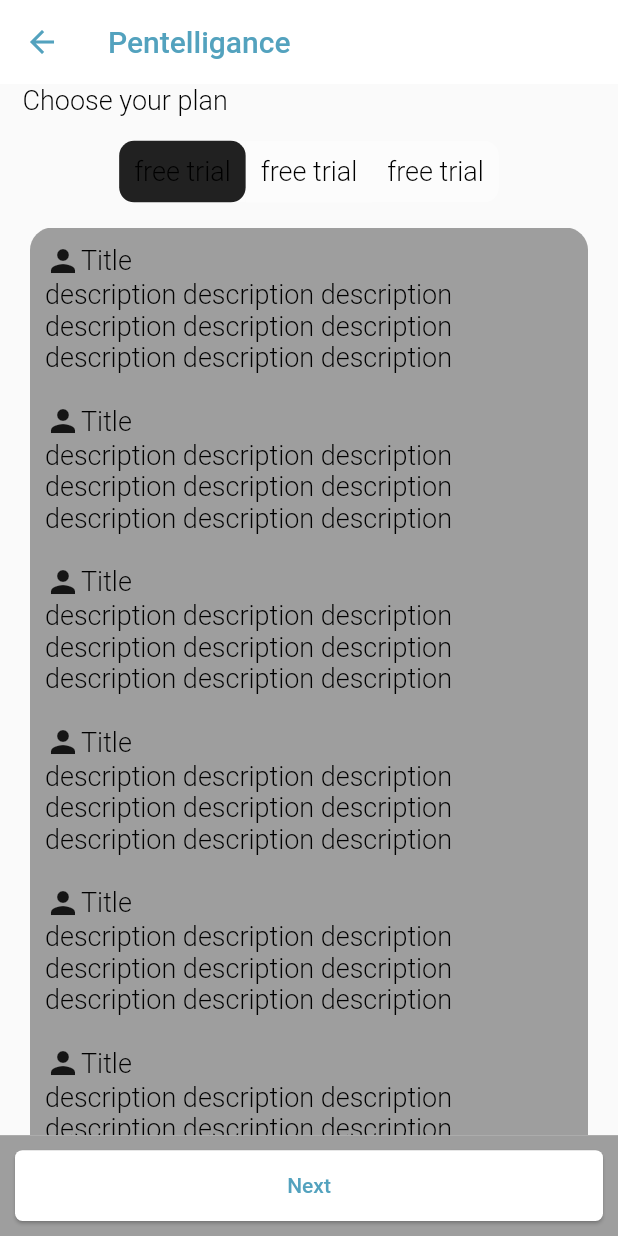
After one commit to yazanash/Pentell, a Flutter app: the PlansPage screen opened directly, on a phone screen of 412 x 824 dp. The commit adds this screen. Run offline on Flutter 3.47's test engine with Material 2 defaults, Android fonts, the phone set to English and light mode, and no system bars; our stand-ins replace dartz, equatable, flutter_rating_bar, get_it, hive, hive_flutter and 3 more; missing offline and left inert: dart:ffi; accounts and stored records are empty.

Commit message:
plansPage & tag widget

```diff
--- a/lib/core/utilities/plan_widget.dart
+++ b/lib/core/utilities/plan_widget.dart
@@ -3,49 +3,37 @@ import 'package:flutter/material.dart';
 class PlanWidget extends StatelessWidget {
   const PlanWidget({
     Key? key,
-    required this.planName,
-    required this.planDetails,
-    required this.isSelected,
-    required this.onChanged,
+    required this.isLeft,
+    required this.isRight,
+    required this.title,
+    required this.isSeelected,
+    required this.onPressed,
   }) : super(key: key);
-  final String planName, planDetails;
-  final bool isSelected;
-  final VoidCallback onChanged;
+  final bool isLeft, isRight;
+  final String title;
+  final bool isSeelected;
+  final VoidCallback onPressed;
 
   @override
   Widget build(BuildContext context) {
-    return SizedBox(
-      width: 200,
-      child: Card(
-        shape: isSelected
-            ? RoundedRectangleBorder(
-                borderRadius: BorderRadius.circular(15),
-                side: BorderSide(color: Colors.blue))
-            : null,
-        child: Column(
-          children: [
-            Row(
-              children: [
-                Radio(
-                  value: isSelected,
-                  groupValue: true,
-                  onChanged: (val) => onChanged(),
-                ),
-              ],
-            ),
-            Column(
-              children: [
-                Text(
-                  'planName',
-                  style: TextStyle(fontSize: 20, fontWeight: FontWeight.bold),
-                ),
-                Text(
-                  'planDetails',
-                  style: TextStyle(),
-                ),
-              ],
-            ),
-          ],
+    return Material(
+      borderRadius: BorderRadius.horizontal(
+          left: isLeft ? Radius.circular(10) : Radius.zero,
+          right: isRight ? Radius.circular(10) : Radius.zero),
+      color: Colors.white38,
+      child: InkWell(
+        borderRadius: BorderRadius.horizontal(
+          left: isLeft ? Radius.circular(10) : Radius.zero,
+          right: isRight ? Radius.circular(10) : Radius.zero,
+        ),
+        onTap: onPressed,
+        child: Container(
+          decoration: BoxDecoration(
+            color: isSeelected ? Colors.grey.shade900 : null,
+            borderRadius: BorderRadius.circular(10),
+          ),
+          padding: EdgeInsets.all(10),
+          child: Text(title),
         ),
       ),
     );
--- a/lib/core/utilities/poll_option.dart
+++ b/lib/core/utilities/poll_option.dart
@@ -3,13 +3,13 @@ import 'package:flutter/material.dart';
 class PollOption extends StatelessWidget {
   const PollOption({
     Key? key,
-    required this.isEnabled,
+    required this.isDisabled,
     required this.hasVoted,
     required this.optionTitle,
     required this.votePercent,
     this.onSelect,
   }) : super(key: key);
-  final bool isEnabled, hasVoted;
+  final bool isDisabled, hasVoted;
   final double? votePercent;
   final String optionTitle;
   final void Function(bool?)? onSelect;
@@ -25,7 +25,7 @@ class PollOption extends StatelessWidget {
             Text('option title'),
           ],
         ),
-        if (isEnabled)
+        if (isDisabled)
           Row(
             children: [
               Expanded(
--- a/lib/core/utilities/poll_widget.dart
+++ b/lib/core/utilities/poll_widget.dart
@@ -38,13 +38,11 @@ class PollWidget extends StatelessWidget {
           ),
           for (var i in pollModel.options.keys)
             PollOption(
-              isEnabled: pollModel.selectedOption != null ? false : true,
+              isDisabled: pollModel.selectedOption != null ? false : true,
               hasVoted: pollModel.selectedOption == i,
               optionTitle: pollModel.options[i].toString(),
               votePercent: 0,
-              onSelect:pollModel.selectedOption ==null? (newVal){
-
-              }:null,
+              onSelect: pollModel.selectedOption == null ? (newVal) {} : null,
             ),
         ],
       ),
--- a/lib/core/utilities/splash.dart
+++ b/lib/core/utilities/splash.dart
@@ -1,12 +1,8 @@
 import 'package:flutter/material.dart';
 import 'package:hive/hive.dart';
-import 'package:pentelligence/core/utilities/profile_image.dart';
 import 'package:pentelligence/features/auth/views/pages/authpage.dart';
-import 'package:pentelligence/features/connections/views/widgets/dashboard_btn.dart';
-import 'package:pentelligence/features/connections/views/widgets/profile_header.dart';
 import 'package:pentelligence/homePage.dart';
 
-import '../../features/connections/views/widgets/lobby_card.dart';
 
 class SplashWidget extends StatelessWidget {
   const SplashWidget({Key? key, required this.userBox}) : super(key: key);
--- /dev/null
+++ b/lib/features/auth/views/pages/plans_page.dart
@@ -0,0 +1,121 @@
+import 'package:flutter/material.dart';
+import 'package:pentelligence/core/utilities/plan_widget.dart';
+import 'package:pentelligence/core/utilities/tag_widget.dart';
+import 'package:pentelligence/features/auth/views/widgets/plan_description.dart';
+
+class PlansPage extends StatelessWidget {
+  const PlansPage({Key? key}) : super(key: key);
+
+  @override
+  Widget build(BuildContext context) {
+    return Scaffold(
+      appBar: AppBar(title: const Text('Pentelligance')),
+      body: Column(
+        crossAxisAlignment: CrossAxisAlignment.start,
+        children: [
+          Padding(
+            padding: const EdgeInsets.only(left: 15.0),
+            child: Text('Choose your plan'),
+          ),
+          Expanded(
+            flex: 1,
+            child: Row(
+              mainAxisAlignment: MainAxisAlignment.center,
+              children: [
+                for (int i = 0; i < 3; i++)
+                  PlanWidget(
+                    title: 'free trial',
+                    isSeelected: i == 0,
+                    onPressed: () {},
+                    isLeft: i == 0,
+                    isRight: i == 2,
+                  ),
+              ],
+            ),
+          ),
+          Expanded(
+            flex: 9,
+            child: Column(
+              children: [
+                Expanded(
+                  flex: 9,
+                  child: SingleChildScrollView(
+                    padding: EdgeInsets.only(left: 20, right: 20),
+                    child: Container(
+                      decoration: BoxDecoration(
+                        color: Colors.grey,
+                        borderRadius:
+                            BorderRadius.vertical(top: Radius.circular(15)),
+                      ),
+                      child: Column(
+                        children: [
+                          PlanDescription(
+                            leading: Icon(Icons.person),
+                            title: Text('Title'),
+                            description: Text(
+                                'description description description description description description description description description'),
+                          ),
+                          PlanDescription(
+                            leading: Icon(Icons.person),
+                            title: Text('Title'),
+                            description: Text(
+                                'description description description description description description description description description'),
+                          ),
+                          PlanDescription(
+                            leading: Icon(Icons.person),
+                            title: Text('Title'),
+                            description: Text(
+                                'description description description description description description description description description'),
+                          ),
+                          PlanDescription(
+                            leading: Icon(Icons.person),
+                            title: Text('Title'),
+                            description: Text(
+                                'description description description description description description description description description'),
+                          ),
+                          PlanDescription(
+                            leading: Icon(Icons.person),
+                            title: Text('Title'),
+                            description: Text(
+                                'description description description description description description description description description'),
+                          ),
+                          PlanDescription(
+                            leading: Icon(Icons.person),
+                            title: Text('Title'),
+                            description: Text(
+                                'description description description description description description description description description'),
+                          ),
+                          PlanDescription(
+                            leading: Icon(Icons.person),
+                            title: Text('Title'),
+                            description: Text(
+                                'description description description description description description description description description'),
+                          ),
+                        ],
+                      ),
+                    ),
+                  ),
+                ),
+                Expanded(
+                  child: Container(
+                    width: double.infinity,
+                    padding: EdgeInsets.all(10),
+                    color: Colors.grey,
+                    child: ElevatedButton(
+                      style: ButtonStyle(
+                          shape: MaterialStateProperty.all<OutlinedBorder>(
+                              RoundedRectangleBorder(
+                                  borderRadius: BorderRadius.circular(5)))),
+                      onPressed: () {},
+                      child: Text('Next'),
+                    ),
+                  ),
+                ),
+              ],
+            ),
+          ),
+        ],
+      ),
+    );
+  }
+}
--- /dev/null
+++ b/lib/features/auth/views/widgets/plan_description.dart
@@ -0,0 +1,30 @@
+import 'package:flutter/material.dart';
+import 'package:flutter/widgets.dart';
+
+class PlanDescription extends StatelessWidget {
+  const PlanDescription({
+    Key? key,
+    this.leading,
+    this.title,
+    this.description,
+  }) : super(key: key);
+  final Widget? leading, title, description;
+
+  @override
+  Widget build(BuildContext context) {
+    return Container(
+      padding: EdgeInsets.all(10),
+      child: Column(
+        children: [
+          Row(
+            children: [
+              if (leading != null) leading as Widget,
+              if (title != null) title as Widget,
+            ],
+          ),
+          if (description != null) description as Widget,
+        ],
+      ),
+    );
+  }
+}
--- a/lib/features/auth/views/widgets/verify.dart
+++ b/lib/features/auth/views/widgets/verify.dart
@@ -87,6 +87,7 @@ class VerifyCode extends StatelessWidget {
                               //   ),
                               // );
                               print("object");
+                              onPressed();
                             },
                             state.isLoading,
                           );
```
Also changed, not shown: lib/core/themes/dark_theme.dart (+14 -8 lines), lib/core/utilities/tag_widget.dart (+33 -12 lines), lib/features/auth/views/pages/authpage.dart (+8 -7 lines), lib/features/auth/views/pages/catagories_slide.dart (+1 -12 lines), lib/features/auth/views/widgets/login.dart (+6 -6 lines), lib/features/course/views/pages/test_page.dart (+0 -15 lines), lib/main.dart (+6 -6 lines).
